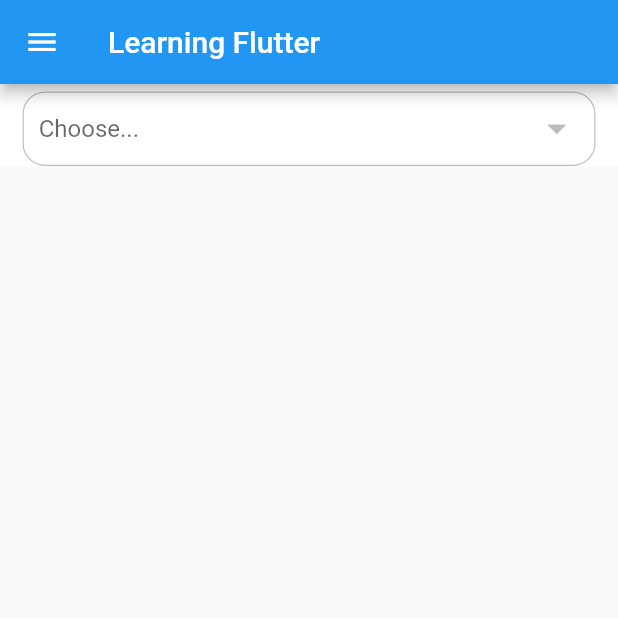
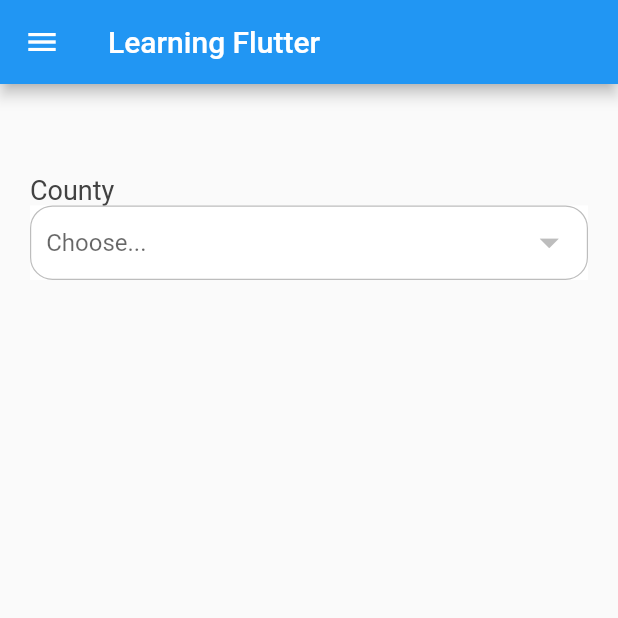
Before and after one commit to loisenjoki/FlutterTest, a Flutter app: the screen it shows after launch, after a tap on "Let's Start", on a phone screen of 412 x 824 dp, the top half of it. Run offline on Flutter 3.47's test engine with Material 2 defaults, Android fonts, the phone set to English and light mode, and no system bars; our stand-ins replace dio, dropdown_formfield, file_picker; missing offline and left inert: audioplayer; network calls fail.

```diff
--- a/lib/main.dart
+++ b/lib/main.dart
@@ -102,6 +102,15 @@ class _MyHomePageState extends State<MyHomePage> {
                 "Let's Start",
               ),
             ),
+            RaisedButton(
+              onPressed: goToCheckbox,
+              textColor: Colors.white,
+              color: Colors.blue,
+              padding: const EdgeInsets.all(8.0),
+              child: new Text(
+                "Checkboxes",
+              ),
+            ),
           ],
         ),
       ),
@@ -111,4 +120,10 @@ class _MyHomePageState extends State<MyHomePage> {
   void goToHome() {
     Navigator.push(context, MaterialPageRoute(builder: (context)=> HomeScreen()));
   }
+
+  void goToCheckbox() {
+    Navigator.push(context, MaterialPageRoute(builder: (context)=> Checkbox()));
+
+
+  }
 }
--- /dev/null
+++ b/lib/models/CountForm.dart
@@ -0,0 +1,19 @@
+
+class CountyForm {
+  int id;
+  String name;
+
+  CountyForm({this.id, this.name});
+
+  CountyForm.fromJson(Map<String, dynamic> json) {
+    id = json['id'];
+    name = json['name'];
+  }
+
+  Map<String, dynamic> toJson() {
+    final Map<String, dynamic> data = new Map<String, dynamic>();
+    data['id'] = this.id;
+    data['name'] = this.name;
+    return data;
+  }
+}
--- a/lib/models/SubCat.dart
+++ /dev/null
@@ -1,25 +0,0 @@
-
-class SubCategories {
-  int id;
-  String name;
-  int categoryID;
-  String description;
-
-  SubCategories({this.id, this.name, this.categoryID, this.description});
-
-  SubCategories.fromJson(Map<String, dynamic> json) {
- json['id'];
-    name = json['name'];
-    categoryID = json['categoryID'];
-    description = json['description'];
-  }
-
-  Map<String, dynamic> toJson() {
-    final Map<String, dynamic> data = new Map<String, dynamic>();
-    data['id'] = this.id;
-    data['name'] = this.name;
-    data['categoryID'] = this.categoryID;
-    data['description'] = this.description;
-    return data;
-  }
-}
--- a/lib/pages/HomeScreen.dart
+++ b/lib/pages/HomeScreen.dart
@@ -1,10 +1,12 @@
 import 'dart:convert';
 
-import 'package:LearningFlutter/models/SubCat.dart';
+import 'package:LearningFlutter/controllers/Apiclient.dart';
+import 'package:LearningFlutter/models/CountForm.dart';
 import 'package:dio/dio.dart';
 import 'package:dropdown_formfield/dropdown_formfield.dart';
 import 'package:flutter/cupertino.dart';
 import 'package:flutter/material.dart';
+import 'package:flutter/widgets.dart';
 import 'package:http/http.dart' as http;
 
 class HomeScreen extends StatefulWidget {
@@ -14,32 +16,16 @@ class HomeScreen extends StatefulWidget {
 
 class _HomeScreenState extends State<HomeScreen> {
   final formKey = new GlobalKey<FormState>();
-  var _myActivity;
-  var _myActivityResult;
   Response response;
   Dio dio = new Dio();
-  var  listsub = const [];
-  List  catList  = const [];
-
-
-  //loading categories
- Future<dynamic> _getCategories() async {
-   //note my json structure is [{id:1, name:"loise",age:"55"}]
-    response = await dio.get("");
-      catList =  response.data['subCategories'];
-      List <SubCategories> subCategories = catList.map((json) => SubCategories.fromJson(json)).toList();
-      print(catList);
-      setState(() {
-        listsub = subCategories;
-      });
-  }
-
+  List SubCatdescription = new List();
+  List <CountyForm> CountiesList =  const [];
+  Apiclient apiclient = new Apiclient();
+  CountyForm selectedcounty;
   @override
   void initState() {
     super.initState();
-    _getCategories();
   }
-
 
   @override
   Widget build(BuildContext context) {
@@ -49,13 +35,35 @@ class _HomeScreenState extends State<HomeScreen> {
           title: Text("Learning Flutter"),
 
         ),
-      body: Container(
-        padding: EdgeInsets.only(left: 15, right: 15, top: 5),
+        body: Column(
+          children: <Widget>[
+            Container(
+              padding: EdgeInsets.all(20.0),
+              child: Column(
+                  children: <Widget>[
+                  ]
+              ),
+            ),
+            Container(
+              padding: EdgeInsets.all(20.0),
+              child: Column(
+                  children: <Widget>[
+                    Align(
+                      alignment: Alignment.topLeft,
+                      child: Text("County ", style:
+                      TextStyle(
+                          fontSize: 18,
+                          color: Colors.grey[800]
+                      ),
+                      ),
+                    ),
+                    Container(
                       color: Colors.white,
                       child: Row(
                         mainAxisAlignment: MainAxisAlignment.spaceBetween,
                         children: <Widget>[
                           Expanded(
+                            //////////////********************************** Government Services Counties
                             child: DropdownButtonHideUnderline(
                               child: Container(
                                   padding: EdgeInsets.symmetric(horizontal: 10.0),
@@ -64,33 +72,45 @@ class _HomeScreenState extends State<HomeScreen> {
                                     border: Border.all(
                                         color: Colors.black26, style: BorderStyle.solid, width: 0.80),
                                   ),
-                  child: DropdownButton<String>(
-                    value: _myActivity,
+                                  child:new DropdownButton<CountyForm>(
+                                    value: selectedcounty ,
                                     iconSize: 30,
                                     style: TextStyle(
                                       color: Colors.black,
                                       fontSize: 16,
                                     ),
                                     hint: Text('Choose...'),
-                    onChanged: (String valuess) {
+                                    items: CountiesList?.map((CountyForm item) {
+                                      return new DropdownMenuItem<CountyForm>(
+                                        child: new Text(item.name),
+                                        value: item,
+                                      );
+                                    })?.toList() ?? [],
+
+                                    onChanged: ( CountyForm value) {
                                       setState(() {
-                        _myActivity = valuess;
-                        print(_myActivity);
+                                        print(value.name);
+                                        selectedcounty = value;
                                       });
                                     },
-                    items: catList?.map((item) {
-                      return new DropdownMenuItem(
-                        child: new Text(item['name']),
-                        value: item['id'].toString(),
-                      );
-                    })?.toList() ?? [],
-                  ),
+
+                                  )
                               ),
                             ),
                           ),
                         ],
                       ),
                     ),
+                  ]
+              ),
+            ),
+          ],
+        )
     );
+
   }
+
+
+
+
 }
--- a/pubspec.yaml
+++ b/pubspec.yaml
@@ -33,6 +33,7 @@ dependencies:
   json_annotation: ^2.0.0
   json_serializable: ^2.0.0
   dio: ^3.0.9
+
 
 
 dev_dependencies:
```
Also changed, not shown: lib/controllers/Apiclient.dart (+11 -6 lines), lib/pages/AudioApp.dart (added, +277 -0 lines), lib/pages/FilePicker.dart (added), lib/pages/ImageCompression.dart (added), lib/pages/VideoCompression.dart (added). Lines whose indentation alone changed are shown as unchanged.
